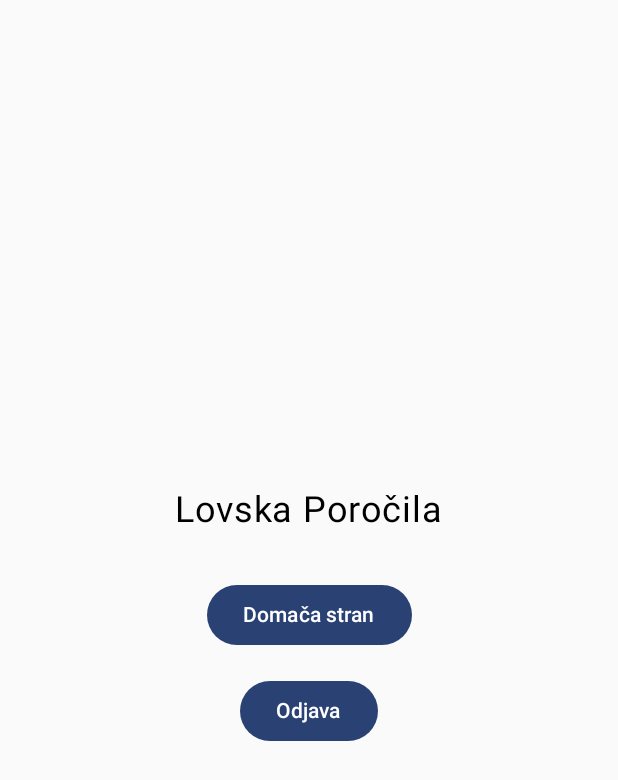
After one commit to LeeLongH/empProjekt, an Android app built with Jetpack Compose: the LogoutScreen screen opened through its navigation route, on a phone screen of 412 x 824 dp. The commit adds this screen. Shown: the top 780 px of the screen. Run offline under Robolectric (Android 15) with nearby library versions, the phone set to English and light mode, and no system bars; our stand-ins replace Room's generated code.

```diff
--- a/app/build.gradle.kts
+++ b/app/build.gradle.kts
@@ -42,7 +42,7 @@ android {
 }
 
 dependencies {
-    //implementation(libs.kotlinx.serialization.json)
+    implementation(libs.kotlinx.serialization.json)
     //implementation(libs.okhttp)
     //implementation 'com.google.android.gms:play-services-speech:21.0.1'
     implementation(libs.androidx.core.ktx)
@@ -67,6 +67,7 @@ dependencies {
     implementation(libs.androidx.room.ktx) // opcijsko, za coroutines podporo
 
     //API
-    //implementation(libs.play.services.speech)
+    implementation(libs.okhttp) // Uses OkHttp version 4.10.0
+    //implementation(libs.okhttp.v4110) // Uses OkHttp version 4.11.0
 
 }
--- a/app/src/main/java/com/example/stepcounter/StepCounterApp.kt
+++ b/app/src/main/java/com/example/stepcounter/StepCounterApp.kt
@@ -17,6 +17,7 @@ import com.example.stepcounter.ui.LoginScreen
 import com.example.stepcounter.ui.RegisterScreen
 import com.example.stepcounter.ui.ReportScreen
 import com.example.stepcounter.ui.SearchUsersByProfessionScreen
+import com.example.stepcounter.ui.LogoutScreen
 
 
 enum class StepCounterScreen {
@@ -27,6 +28,7 @@ enum class StepCounterScreen {
     Search,
     Report,
     History,
+    Logout,
 }
 
 @Composable
@@ -76,5 +78,8 @@ fun StepCounterApp(
         composable(route = StepCounterScreen.LoginRegister.name) {
             LoginRegisterScreen(viewModel = viewModel, navController = navController)
         }
+        composable(route = StepCounterScreen.Logout.name) {
+            LogoutScreen(viewModel = viewModel, navController = navController)
+        }
     }
 }
--- a/app/src/main/java/com/example/stepcounter/ui/AudioRecorder.kt
+++ b/app/src/main/java/com/example/stepcounter/ui/AudioRecorder.kt
@@ -29,7 +29,7 @@ class AudioRecorder(private val context: Context) {
                 start()
             }
 
-            Toast.makeText(context, "Recording started", Toast.LENGTH_SHORT).show()
+            //Toast.makeText(context, "Recording started", Toast.LENGTH_SHORT).show()
             audioFile
         } catch (e: Exception) {
             e.printStackTrace()
@@ -50,7 +50,7 @@ class AudioRecorder(private val context: Context) {
                 release()
             }
             mediaRecorder = null
-            Toast.makeText(context, "Recording stopped and saved", Toast.LENGTH_SHORT).show()
+            //Toast.makeText(context, "Recording stopped and saved", Toast.LENGTH_SHORT).show()
             audioFile // Return the saved file reference
         } catch (e: Exception) {
             e.printStackTrace()
--- /dev/null
+++ b/app/src/main/java/com/example/stepcounter/ui/LogoutScreen.kt
@@ -0,0 +1,70 @@
+package com.example.stepcounter.ui
+
+import androidx.compose.foundation.layout.*
+import androidx.compose.material3.*
+import androidx.compose.runtime.*
+import androidx.compose.ui.Alignment
+import androidx.compose.ui.Modifier
+import androidx.compose.ui.res.stringResource
+import androidx.compose.ui.unit.dp
+import androidx.compose.ui.unit.sp
+import androidx.navigation.NavController
+import androidx.lifecycle.viewmodel.compose.viewModel
+import com.example.stepcounter.StepCounterScreen
+import com.example.stepcounter.R
+
+@Composable
+fun LogoutScreen(viewModel: StepCounterViewModel = viewModel(),
+                 navController: NavController
+) {
+    var showDialog by remember { mutableStateOf(false) }
+
+    Column(
+        modifier = Modifier
+            .fillMaxSize()
+            .padding(16.dp),
+        verticalArrangement = Arrangement.Center,
+        horizontalAlignment = Alignment.CenterHorizontally
+    ) {
+        Text(
+            text = stringResource(R.string.app_name),
+            fontSize = 24.sp,
+            //fontWeight = FontWeight.Bold
+        )
+
+        Spacer(modifier = Modifier.height(32.dp))
+
+        Button(onClick = { navController.navigate(StepCounterScreen.LoginRegister.name) }) {
+            Text(text = stringResource(R.string.btn_home_screen))
+        }
+
+        Spacer(modifier = Modifier.height(16.dp))
+
+        Button(onClick = { showDialog = true }) {
+            Text(text = stringResource(R.string.btn_logout))
+        }
+    }
+
+    if (showDialog) {
+        AlertDialog(
+            onDismissRequest = { showDialog = false },
+            title = { Text(text = stringResource(R.string.logout_confirmation)) },
+            text = { Text(text = stringResource(R.string.logout_message)) },
+            confirmButton = {
+                Button(onClick = {
+                    showDialog = false
+                    navController.navigate(StepCounterScreen.Login.name) {
+                        popUpTo(0) // Clears backstack
+                    }
+                }) {
+                    Text(text = stringResource(R.string.confirm))
+                }
+            },
+            dismissButton = {
+                Button(onClick = { showDialog = false }) {
+                    Text(text = stringResource(R.string.cancel))
+                }
+            }
+        )
+    }
+}
--- a/app/src/main/res/values/strings.xml
+++ b/app/src/main/res/values/strings.xml
@@ -63,6 +63,14 @@
     <string name="text_select_your_profession">Izberi Vaš poklic</string>
 
 
+    <!--    Logout      -->
+    <string name="logout_confirmation">Odjava</string>
+    <string name="logout_message">Ali ste prepričani, da se želite odjaviti?</string>
+    <string name="confirm">Pošlji</string>
+    <string name="cancel">Prekliči</string>
+    <string name="btn_logout">Odjava</string>
+
+
 
 
 
--- a/gradle/libs.versions.toml
+++ b/gradle/libs.versions.toml
@@ -13,6 +13,7 @@ lifecycleViewmodelKtx = "2.8.7"
 lifecycleViewmodelSavedstate = "2.8.7"
 navigationCompose = "2.8.3"
 okhttp = "4.10.0"
+okhttpVersion = "4.11.0"
 roomCompiler = "2.6.1"
 
 [libraries]
@@ -40,7 +41,10 @@ androidx-ui-test-junit4 = { group = "androidx.compose.ui", name = "ui-test-junit
 androidx-material3 = { group = "androidx.compose.material3", name = "material3" }
 androidx-navigation-compose = { group = "androidx.navigation", name = "navigation-compose", version.ref = "navigationCompose" }
 kotlinx-serialization-json = { module = "org.jetbrains.kotlinx:kotlinx-serialization-json", version.ref = "kotlinxSerializationJson" }
+#noinspection SimilarGradleDependency
 okhttp = { module = "com.squareup.okhttp3:okhttp", version.ref = "okhttp" }
+#noinspection SimilarGradleDependency
+okhttp-v4110 = { module = "com.squareup.okhttp3:okhttp", version.ref = "okhttpVersion" }
 ui = { module = "androidx.compose.ui:ui" }
 ui-graphics = { module = "androidx.compose.ui:ui-graphics" }
 ui-tooling-preview = { module = "androidx.compose.ui:ui-tooling-preview" }
```
Also changed, not shown: app/src/main/java/com/example/stepcounter/ui/LoginRegisterScreen.kt (+8 -0 lines), app/src/main/java/com/example/stepcounter/ui/ReportScreen.kt (+211 -68 lines).
